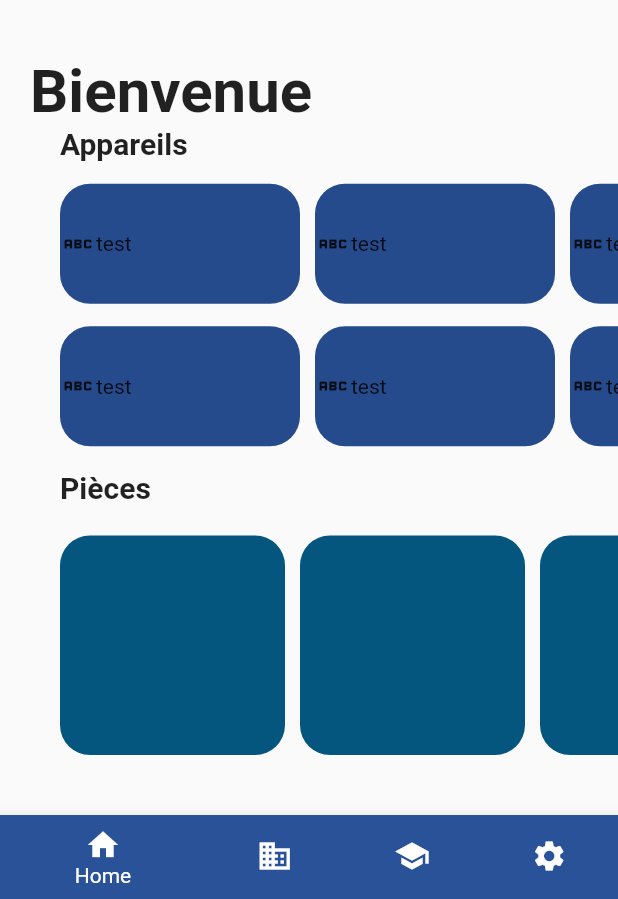
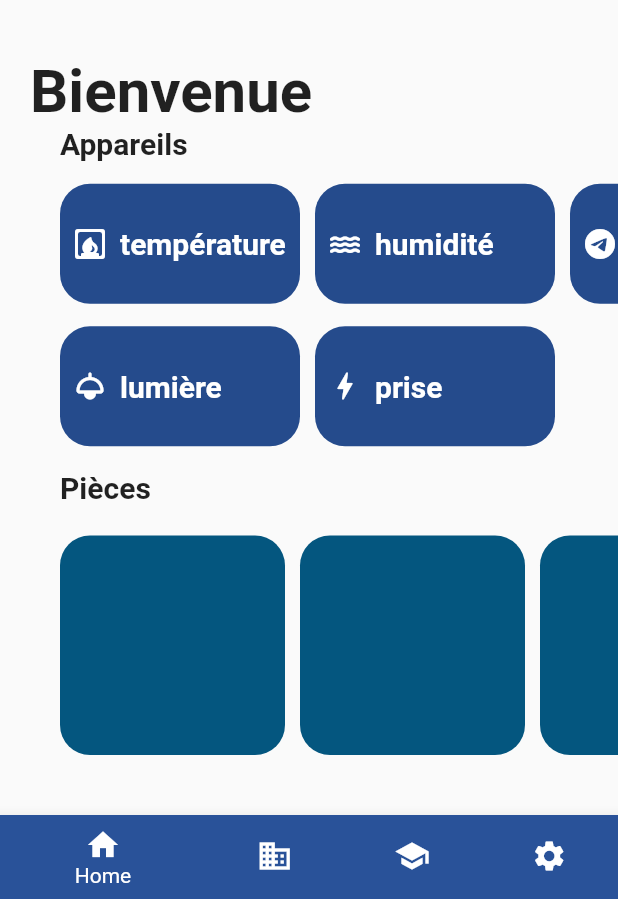
Before and after one commit to JeremyLRYnov/Airlux, a Flutter app: the screen it shows after launch, on a phone screen of 412 x 824 dp, the part 337-1236 px from its top. Run offline on Flutter 3.47's test engine with Material 2 defaults, Android fonts, the phone set to English and light mode, and no system bars; our stand-ins replace modal_progress_hud_nsn.

Commit message:
modified:   mobileapp/lib/screens/home_page.dart 	modified:   mobileapp/lib/widgets/device_item.dart

```diff
--- a/mobileapp/lib/screens/home_page.dart
+++ b/mobileapp/lib/screens/home_page.dart
@@ -64,20 +64,19 @@ class _HomePageState extends State<HomePage> {
                             children: [
                               Column(
                                 children: [
-                                  DeviceItem(),
-                                  DeviceItem(),
+                                  DeviceItem(icon: Icons.fireplace_rounded,text: "température",),
+                                  DeviceItem(icon: Icons.light_rounded,text: "lumière",),
                                 ],
                               ),
                               Column(
                                 children: [
-                                  DeviceItem(),
-                                  DeviceItem(),
+                                  DeviceItem(icon: Icons.water_rounded,text: "humidité",),
+                                  DeviceItem(icon: Icons.bolt_rounded,text: "prise",),
                                 ],
                               ),
                               Column(
                                 children: [
-                                  DeviceItem(),
-                                  DeviceItem(),
+                                  DeviceItem(icon: Icons.telegram_rounded,text: "télevision",),
                                 ],
                               ),
                             ],
--- a/mobileapp/lib/widgets/device_item.dart
+++ b/mobileapp/lib/widgets/device_item.dart
@@ -2,15 +2,18 @@ import 'package:flutter/material.dart';
 import 'package:mobileapp/models/constants.dart';
 
 class DeviceItem extends StatelessWidget {
+  final String text;
+  final IconData icon;
   const DeviceItem({
     super.key,
+    required this.text,
+    required this.icon,
   });
 
   @override
   Widget build(BuildContext context) {
     return Container(
-      margin: EdgeInsets.only(
-          right: 10.0, bottom: 10.0, top: 5.0),
+      margin: EdgeInsets.only(right: 10.0, bottom: 10.0, top: 5.0),
       decoration: BoxDecoration(
         color: kPrimaryButtonActive,
         borderRadius: BorderRadius.circular(20),
@@ -19,8 +22,23 @@ class DeviceItem extends StatelessWidget {
       height: 80,
       child: Row(
         children: [
-          Icon(Icons.abc),
-          Text("test"),
+          Container(
+            margin: EdgeInsets.all(4),
+          ),
+          Icon(icon,
+          color: Colors.white),
+          Container(
+            margin: EdgeInsets.all(4),
+          ),
+          Text(
+            text,
+            textAlign: TextAlign.center,
+            style: TextStyle(
+              fontSize: 20,
+              fontWeight: FontWeight.bold,
+              color: Colors.white,
+            ),
+          ),
         ],
       ),
     );
```
